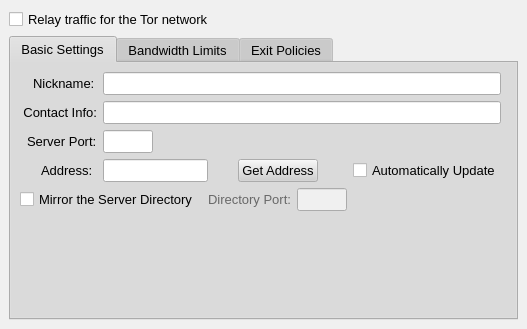
This is src/gui/config/serverpage.ui in a-ilin/vidalia as Qt 5 draws it before an edit. The edited form follows.
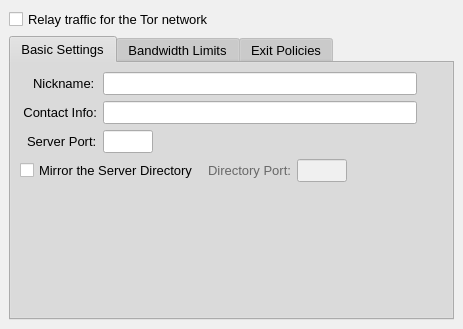
This is the edited form. Icons and pictures are not drawn.

Commit message:
Remove from the server config page the 'Address' text box, the 'Get Address' button, and 'Automatically Update' checkbox.
svn:r1789

```diff
--- a/src/gui/config/serverpage.ui
+++ b/src/gui/config/serverpage.ui
@@ -556,45 +556,7 @@
             </property>
            </spacer>
           </item>
-          <item row="4" column="0" >
-           <widget class="QLabel" name="label_4" >
-            <property name="contextMenuPolicy" >
-             <enum>Qt::NoContextMenu</enum>
-            </property>
-            <property name="text" >
-             <string>Address:</string>
-            </property>
-            <property name="alignment" >
-             <set>Qt::AlignLeading|Qt::AlignLeft|Qt::AlignVCenter</set>
-            </property>
-            <property name="margin" >
-             <number>0</number>
-            </property>
-            <property name="indent" >
-             <number>21</number>
-            </property>
-           </widget>
-          </item>
-          <item row="4" column="4" >
-           <widget class="QPushButton" name="btnGetAddress" >
-            <property name="minimumSize" >
-             <size>
-              <width>0</width>
-              <height>0</height>
-             </size>
-            </property>
-            <property name="contextMenuPolicy" >
-             <enum>Qt::NoContextMenu</enum>
-            </property>
-            <property name="toolTip" >
-             <string>Attempts to determine the correct address for your server</string>
-            </property>
-            <property name="text" >
-             <string>Get Address</string>
-            </property>
-           </widget>
-          </item>
-          <item row="5" column="7" colspan="2" >
+          <item row="4" column="7" colspan="2" >
            <spacer>
             <property name="orientation" >
              <enum>Qt::Horizontal</enum>
@@ -688,7 +650,7 @@
             </property>
            </widget>
           </item>
-          <item row="5" column="3" colspan="3" >
+          <item row="4" column="3" colspan="3" >
            <layout class="QHBoxLayout" >
             <property name="margin" >
              <number>0</number>
@@ -749,51 +711,6 @@
             </item>
            </layout>
           </item>
-          <item row="4" column="1" colspan="3" >
-           <widget class="QLineEdit" name="lineServerAddress" >
-            <property name="sizePolicy" >
-             <sizepolicy>
-              <hsizetype>0</hsizetype>
-              <vsizetype>0</vsizetype>
-              <horstretch>0</horstretch>
-              <verstretch>0</verstretch>
-             </sizepolicy>
-            </property>
-            <property name="minimumSize" >
-             <size>
-              <width>105</width>
-              <height>0</height>
-             </size>
-            </property>
-            <property name="maximumSize" >
-             <size>
-              <width>105</width>
-              <height>16777215</height>
-             </size>
-            </property>
-            <property name="cursor" >
-             <cursor>4</cursor>
-            </property>
-            <property name="contextMenuPolicy" >
-             <enum>Qt::NoContextMenu</enum>
-            </property>
-            <property name="toolTip" >
-             <string>Domain name or IP address of your server</string>
-            </property>
-            <property name="inputMask" >
-             <string/>
-            </property>
-            <property name="text" >
-             <string/>
-            </property>
-            <property name="maxLength" >
-             <number>255</number>
-            </property>
-            <property name="alignment" >
-             <set>Qt::AlignLeading</set>
-            </property>
-           </widget>
-          </item>
           <item row="2" column="1" colspan="7" >
            <widget class="QLineEdit" name="lineServerContact" >
             <property name="cursor" >
@@ -828,7 +745,7 @@
             </property>
            </widget>
           </item>
-          <item row="5" column="0" colspan="3" >
+          <item row="4" column="0" colspan="3" >
            <widget class="QCheckBox" name="chkMirrorDirectory" >
             <property name="contextMenuPolicy" >
              <enum>Qt::NoContextMenu</enum>
@@ -841,19 +758,6 @@
             </property>
            </widget>
           </item>
-          <item row="4" column="6" colspan="2" >
-           <widget class="QCheckBox" name="chkAutoUpdate" >
-            <property name="contextMenuPolicy" >
-             <enum>Qt::NoContextMenu</enum>
-            </property>
-            <property name="toolTip" >
-             <string>When enabled, Vidalia will periodically update your IP address if necessary</string>
-            </property>
-            <property name="text" >
-             <string>Automatically Update</string>
-            </property>
-           </widget>
-          </item>
           <item row="4" column="8" >
            <spacer>
             <property name="orientation" >
```
Left out of the diff: 2 changed lines with no effect on the pictures. The commit also changes 4 other files.
